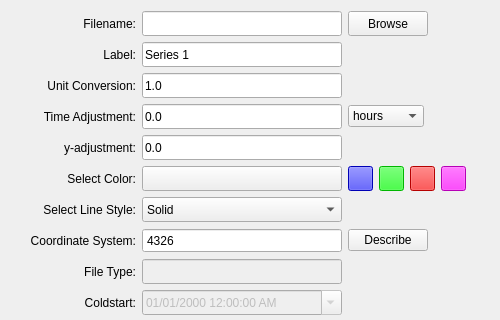
Qt form MetOceanViewer/ui/addtimeseriesdialog.ui (zcobell/MetOceanViewer) before a commit; both pictures show x 0 to 500 and y 0 to 320 of the 500 by 525 pixel window.
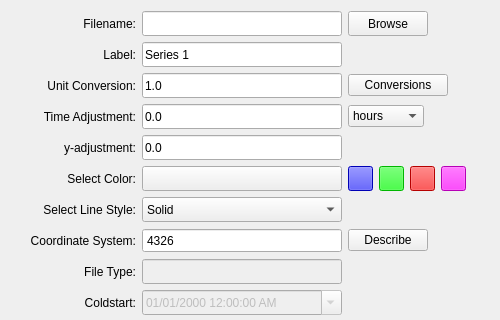
The same form after that commit. Icons and pictures are not drawn.

Commit message: Adding unit conversion shortcuts

What changed in the file:
```diff
--- a/MetOceanViewer/ui/addtimeseriesdialog.ui
+++ b/MetOceanViewer/ui/addtimeseriesdialog.ui
@@ -250,6 +250,19 @@
        </property>
       </widget>
      </item>
+     <item>
+      <widget class="QPushButton" name="button_unitConversions">
+       <property name="minimumSize">
+        <size>
+         <width>100</width>
+         <height>0</height>
+        </size>
+       </property>
+       <property name="text">
+        <string>Conversions</string>
+       </property>
+      </widget>
+     </item>
      <item>
       <spacer name="horizontalSpacer_3">
        <property name="orientation">
```
The commit also changes 3 other files.
